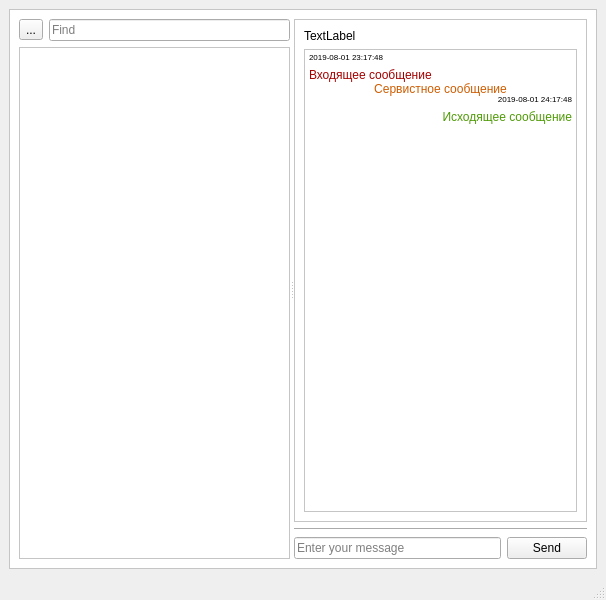
The window that talkative_client/talkative_client/templates/client.ui (mom1/messager) describes before a commit, drawn with Qt 5.
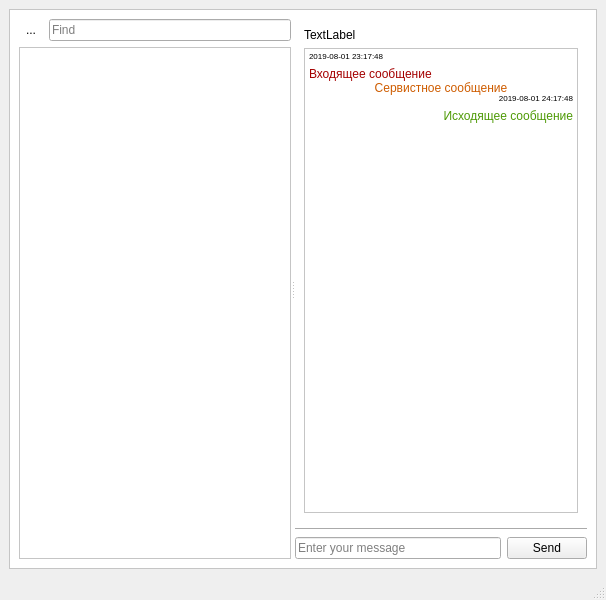
The same window after the commit. Icons and pictures are not drawn.

Commit message: InProgress hw1 Server:  - restart server action Client:  - Fix some bugs  - new button menu  - UserWindow (Profile)  -

What changed in the file:
```diff
--- a/talkative_client/talkative_client/templates/client.ui
+++ b/talkative_client/talkative_client/templates/client.ui
@@ -63,7 +63,13 @@
                </property>
                <property name="icon">
                 <iconset>
-                 <normaloff>img/add-contacts.png</normaloff>img/add-contacts.png</iconset>
+                 <normaloff>img/menu-button.png</normaloff>img/menu-button.png</iconset>
+               </property>
+               <property name="popupMode">
+                <enum>QToolButton::InstantPopup</enum>
+               </property>
+               <property name="autoRaise">
+                <bool>true</bool>
                </property>
               </widget>
              </item>
@@ -100,16 +106,10 @@
            </item>
           </layout>
          </widget>
-         <widget class="QWidget" name="">
+         <widget class="QWidget" name="layoutWidget">
           <layout class="QVBoxLayout" name="verticalLayout">
            <item>
             <widget class="QFrame" name="frame">
-             <property name="frameShape">
-              <enum>QFrame::StyledPanel</enum>
-             </property>
-             <property name="frameShadow">
-              <enum>QFrame::Sunken</enum>
-             </property>
              <layout class="QGridLayout" name="gridLayout_3">
               <item row="0" column="0">
                <widget class="QLabel" name="lblContact">
```
Left out of the diff: 6 changed lines with no effect on the pictures. The commit also changes 18 other files.
